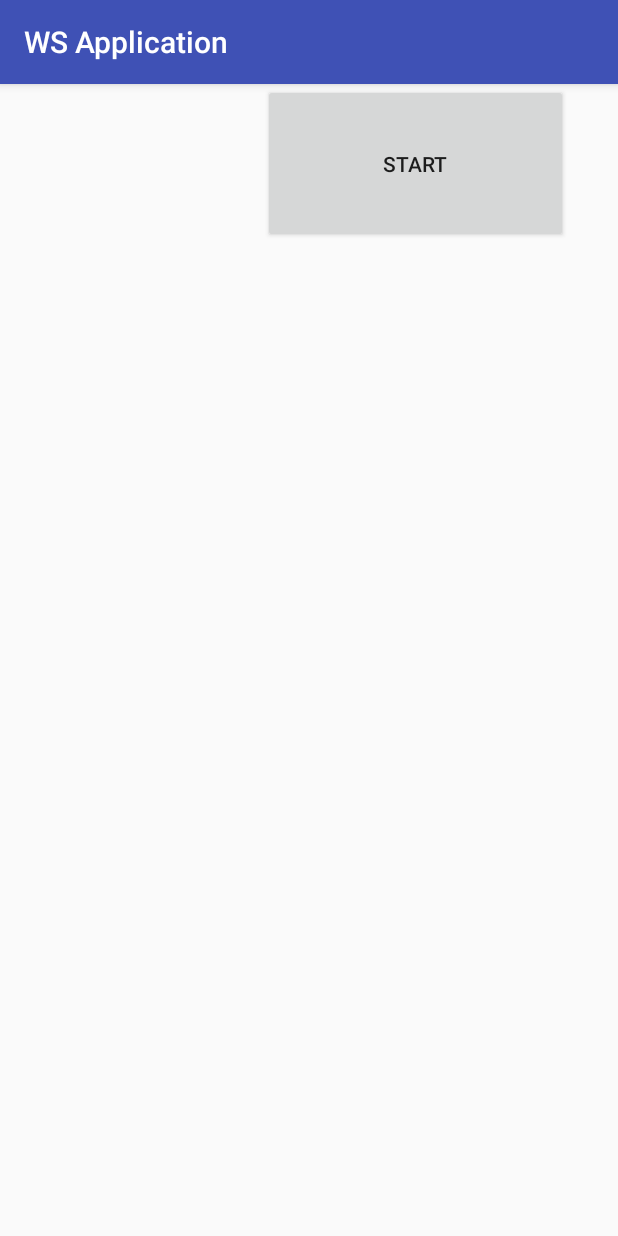
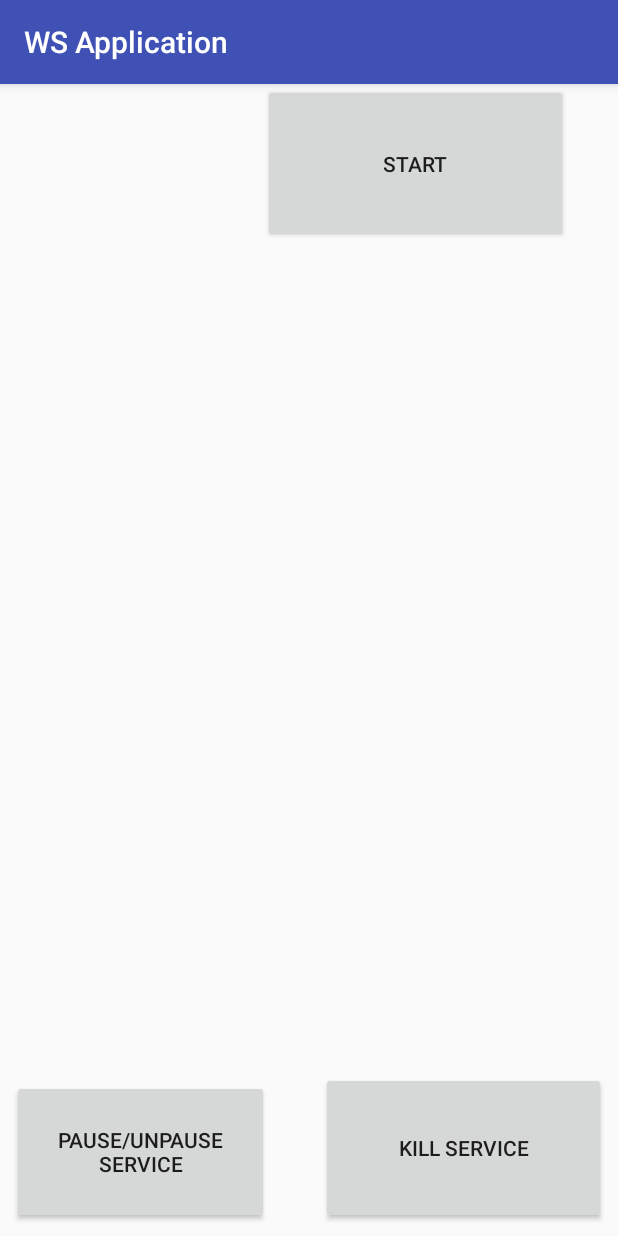
Before and after one commit to stumash/WSA_GpsAutoStart, an Android app: the screen it shows after launch (MainActivity), on a phone screen of 412 x 824 dp. Run offline under Robolectric (Android 15) with nearby library versions, the phone set to English and light mode, and no system bars.

Commit message:
finish autostart

```diff
--- a/app/src/main/AndroidManifest.xml
+++ b/app/src/main/AndroidManifest.xml
@@ -4,6 +4,7 @@
 
     <uses-permission android:name="android.permission.ACCESS_COARSE_LOCATION" />
     <uses-permission android:name="android.permission.ACCESS_FINE_LOCATION" />
+    <uses-permission android:name="android.permission.INTERNET" />
     <uses-permission android:name="android.permission.CAMERA" />
     <uses-feature android:name="android.hardware.camera" />
     <uses-feature android:name="android.hardware.camera.autofocus" />
--- a/app/src/main/java/com/example/rogergirgis/wsapplication/MainActivity.java
+++ b/app/src/main/java/com/example/rogergirgis/wsapplication/MainActivity.java
@@ -1,20 +1,35 @@
 package com.example.rogergirgis.wsapplication;
 
+import android.Manifest;
 import android.content.Intent;
+import android.content.SharedPreferences;
+import android.content.pm.PackageManager;
 import android.os.Bundle;
+import android.support.v4.app.ActivityCompat;
 import android.support.v7.app.AppCompatActivity;
 import android.view.View;
 import android.view.WindowManager;
 import android.widget.Button;
 
+import com.example.rogergirgis.wsapplication.gpsautostart.Constants;
+import com.example.rogergirgis.wsapplication.gpsautostart.GPSService;
+
+import static com.example.rogergirgis.wsapplication.gpsautostart.Constants.GPS_SERVICE_RUNNING;
+
 public class MainActivity extends AppCompatActivity {
 
     int clickCount = 0;
+
     @Override
     protected void onCreate(Bundle savedInstanceState) {
         super.onCreate(savedInstanceState);
         setContentView(R.layout.activity_main);
         getWindow().addFlags(WindowManager.LayoutParams.FLAG_KEEP_SCREEN_ON);
+
+        // get all necessary permissions up front
+        getPermissionIfNotAlreadyGranted(Manifest.permission.INTERNET, 100);
+        getPermissionIfNotAlreadyGranted(Manifest.permission.ACCESS_COARSE_LOCATION, 101);
+        getPermissionIfNotAlreadyGranted(Manifest.permission.ACCESS_FINE_LOCATION, 102);
 
         Button btnExperiment2 = (Button) findViewById(R.id.btn_experiment2);
         btnExperiment2.setOnClickListener(new View.OnClickListener() {
@@ -29,5 +44,69 @@ public class MainActivity extends AppCompatActivity {
                 MainActivity.this.startActivity(experimentIntent);
             }
         });
+
+        Button button_killService = findViewById(R.id.button_killService);
+        button_killService.setOnClickListener(new View.OnClickListener() {
+            @Override
+            public void onClick(View view) {
+                boolean gpsServiceIsRunning =
+                    getApplicationContext()
+                        .getSharedPreferences(Constants.PREFERENCES_NAME, MODE_MULTI_PROCESS)
+                        .getBoolean(GPS_SERVICE_RUNNING, false); // defaultValue=false
+                if (gpsServiceIsRunning) {
+                    stopService(new Intent(getApplicationContext(), GPSService.class));
+                }
+            }
+        });
+
+        Button button_pauseService = findViewById(R.id.button_pauseService);
+        button_pauseService.setOnClickListener(new View.OnClickListener() {
+            @Override
+            public void onClick(View view) {
+                boolean gpsServiceIsRunning =
+                        getApplicationContext()
+                                .getSharedPreferences(Constants.PREFERENCES_NAME, MODE_MULTI_PROCESS)
+                                .getBoolean(GPS_SERVICE_RUNNING, false); // defaultValue=false
+
+                SharedPreferences sharedPreferences = getApplicationContext()
+                        .getSharedPreferences(Constants.PREFERENCES_NAME, MODE_PRIVATE);
+                SharedPreferences.Editor editor = sharedPreferences.edit();
+                if (gpsServiceIsRunning) {
+                    editor.putBoolean(Constants.GPS_SERVICE_RUNNING, false);
+                } else {
+                    editor.putBoolean(Constants.GPS_SERVICE_RUNNING, true);
+                }
+                editor.commit();
+            }
+        });
+    }
+
+    @Override
+    public void onResume() {
+        super.onResume();
+
+        SharedPreferences sharedPreferences = getApplicationContext()
+                .getSharedPreferences(Constants.PREFERENCES_NAME, MODE_PRIVATE);
+        SharedPreferences.Editor editor = sharedPreferences.edit();
+        editor.putString(Constants.ACTIVE_ACTIVITY, Constants.MAIN_ACTIVITY);
+        editor.commit();
+    }
+
+    @Override
+    public void onPause() {
+        super.onPause();
+
+        SharedPreferences sharedPreferences = getApplicationContext()
+                .getSharedPreferences(Constants.PREFERENCES_NAME, MODE_PRIVATE);
+        SharedPreferences.Editor editor = sharedPreferences.edit();
+        editor.putString(Constants.ACTIVE_ACTIVITY, Constants.ACTIVITY_PAUSED);
+        editor.commit();
+    }
+
+    public void getPermissionIfNotAlreadyGranted(String permission, int requestCode) {
+        if (ActivityCompat.checkSelfPermission(this, permission) !=
+                PackageManager.PERMISSION_GRANTED) {
+            ActivityCompat.requestPermissions(this, new String[]{permission}, requestCode);
+        }
     }
 }
--- a/app/src/main/res/layout/activity_camera.xml
+++ b/app/src/main/res/layout/activity_camera.xml
@@ -19,4 +19,6 @@
     android:layout_width="match_parent"
     android:layout_height="match_parent"
     android:background="#000"
-    tools:context="com.example.rogergirgis.wsapplication.CameraActivity" />
+    tools:context="com.example.rogergirgis.wsapplication.CameraActivity" >
+
+</FrameLayout>
--- a/app/src/main/res/layout/activity_main.xml
+++ b/app/src/main/res/layout/activity_main.xml
@@ -15,4 +15,29 @@
         android:layout_marginLeft="175dp"
         android:text="@string/btn_experiment2" />
 
+    <android.support.constraint.ConstraintLayout
+        android:layout_width="match_parent"
+        android:layout_height="match_parent">
+
+        <Button
+            android:id="@+id/button_killService"
+            android:layout_width="190dp"
+            android:layout_height="101dp"
+            android:layout_marginBottom="8dp"
+            android:layout_marginEnd="8dp"
+            android:text="@string/kill_service"
+            app:layout_constraintBottom_toBottomOf="parent"
+            app:layout_constraintEnd_toEndOf="parent" />
+
+        <Button
+            android:id="@+id/button_pauseService"
+            android:layout_width="171dp"
+            android:layout_height="96dp"
+            android:layout_marginBottom="8dp"
+            android:layout_marginStart="8dp"
+            android:text="@string/pause_service"
+            app:layout_constraintBottom_toBottomOf="parent"
+            app:layout_constraintStart_toStartOf="parent" />
+    </android.support.constraint.ConstraintLayout>
+
 </LinearLayout>
--- a/app/src/main/res/values/strings.xml
+++ b/app/src/main/res/values/strings.xml
@@ -4,4 +4,6 @@
     <string name="app_name">WS Application</string>
     <string name="request_permission">This sample needs camera permission.</string>
     <string name="camera_error">This device doesn\'t support Camera2 API.</string>
+    <string name="kill_service">KILL SERVICE</string>
+    <string name="pause_service">pause/unpause service</string>
 </resources>
```
Also changed, not shown: app/src/main/java/com/example/rogergirgis/wsapplication/WSActivity.java (+25 -4 lines), app/src/main/java/com/example/rogergirgis/wsapplication/gpsautostart/ActivityOne.java (deleted, +0 -70 lines), app/src/main/java/com/example/rogergirgis/wsapplication/gpsautostart/ActivityTwo.java (deleted, +0 -60 lines), app/src/main/java/com/example/rogergirgis/wsapplication/gpsautostart/Constants.java (+9 -8 lines), app/src/main/java/com/example/rogergirgis/wsapplication/gpsautostart/GPSService.java (+40 -8 lines).
